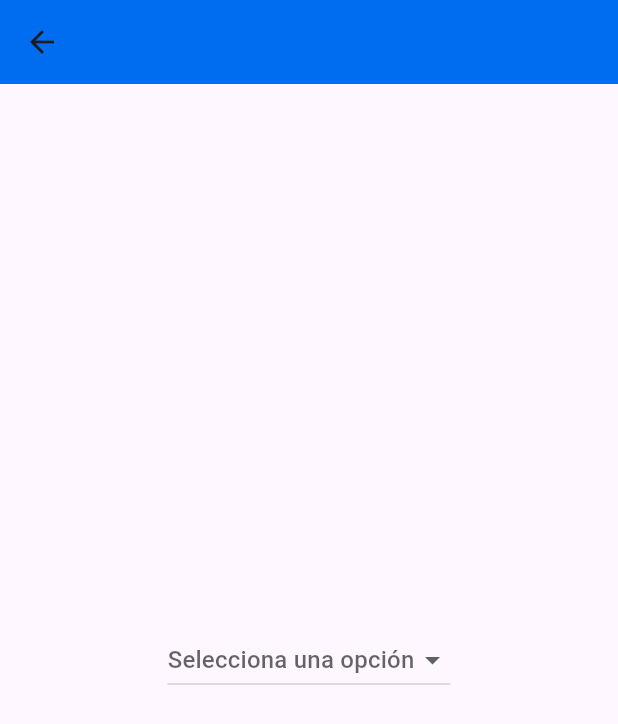
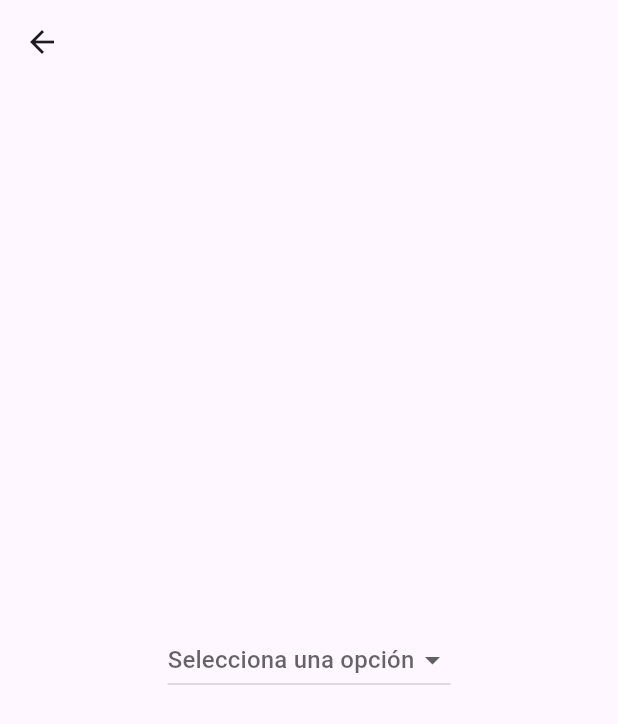
Before and after one commit to YaidelLuis/widget-test-flutter, a Flutter app: the DropdownScreen screen opened directly, on a phone screen of 412 x 824 dp. Shown: the top 724 px of the screen. Run offline on Flutter 3.47's test engine with Material 3 defaults, Android fonts, the phone set to English and light mode, and no system bars.

Commit message:
color de fondo quitado al appbar del dropdown

```diff
--- a/lib/dropdown/dropdown.dart
+++ b/lib/dropdown/dropdown.dart
@@ -7,7 +7,6 @@ class DropdownScreen extends StatelessWidget {
   Widget build(BuildContext context) {
     return Scaffold(
       appBar: AppBar(
-        backgroundColor: const Color(0xff006df1),
         leading: IconButton(
           icon: const Icon(Icons.arrow_back),
           onPressed: () {
```
